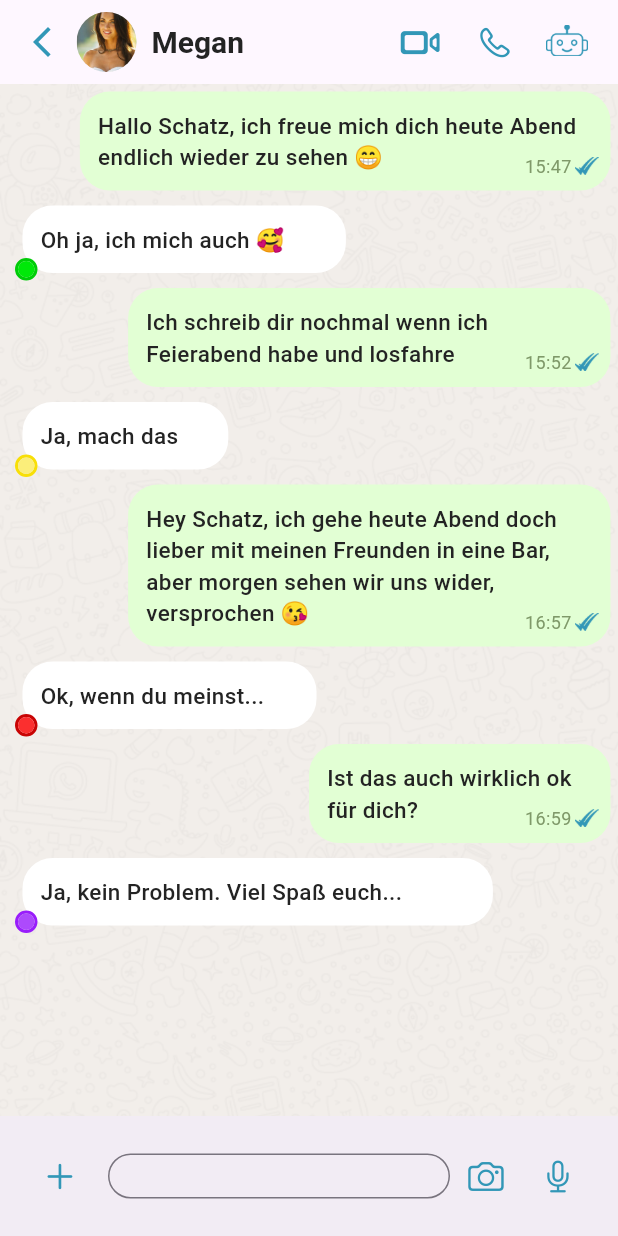
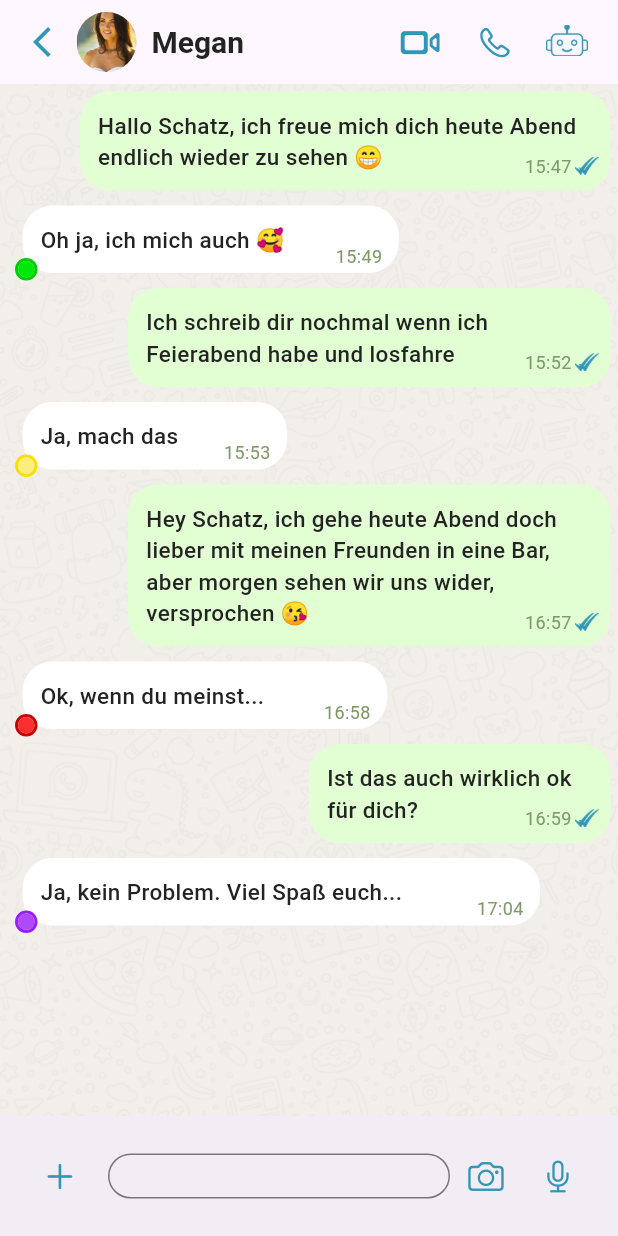
Before and after one commit to melmmarc/kibuddy, a Flutter app: the screen it shows after launch, after a tap on "Megan", on a phone screen of 412 x 824 dp. Run offline on Flutter 3.47's test engine with Material 3 defaults, Android fonts, the phone set to English and light mode, and no system bars.

Commit message:
added timestamps to white bubbles

```diff
--- a/kibuddy/lib/screens/chat.dart
+++ b/kibuddy/lib/screens/chat.dart
@@ -213,7 +213,7 @@ class _ChatPageState extends State<ChatPage> {
                             child: Padding(
                               padding: const EdgeInsets.all(5.0),
                               child: FractionallySizedBox(
-                                widthFactor: 0.55,
+                                widthFactor: 0.64,
                                 child: Container(
                                   decoration: const BoxDecoration(
                                     color: Colors.white,
@@ -237,6 +237,17 @@ class _ChatPageState extends State<ChatPage> {
                               ),
                             ),
                           ),
+                          const Positioned(
+                            bottom: 8,
+                            right: 16,
+                            child: Text(
+                              '15:49',
+                              style: TextStyle(
+                                color: Color(0xFF7f9969),
+                                fontSize: 12,
+                              ),
+                            ),
+                          ),
                           Positioned(
                             bottom: 0,
                             left: 10,
@@ -252,23 +263,21 @@ class _ChatPageState extends State<ChatPage> {
                                       width: 15,
                                       height: 15,
                                       decoration: BoxDecoration(
-                                        borderRadius: BorderRadius.circular(
-                                            8.5), // Half of the width/height to make it a circle
+                                        borderRadius:
+                                            BorderRadius.circular(8.5),
                                         border: Border.all(
-                                          color: const Color(
-                                              0xFF00CC08), // Border color 00CC08
-                                          width: 2, // Border width
+                                          color: const Color(0xFF00CC08),
+                                          width: 2,
                                         ),
                                       ),
                                       child: Container(
                                         decoration: const BoxDecoration(
-                                          color: Color(
-                                              0xFF00E809), // Change the color to 00E809
+                                          color: Color(0xFF00E809),
                                           shape: BoxShape.circle,
                                         ),
                                       ),
                                     )
-                                  : const SizedBox(), // if greenToggledOn is false, render an empty SizedBox
+                                  : const SizedBox(), // Render an empty SizedBox if greenToggledOn is false
                             ),
                           ),
                         ],
@@ -308,7 +317,7 @@ class _ChatPageState extends State<ChatPage> {
                                           width: MediaQuery.of(context)
                                                   .size
                                                   .width *
-                                              0.5, // Set the width
+                                              0.5,
                                           child: Container(
                                             decoration: const BoxDecoration(
                                               color: Color(0xFFD9D9D9),
@@ -413,7 +422,7 @@ class _ChatPageState extends State<ChatPage> {
                             child: Padding(
                               padding: const EdgeInsets.all(5.0),
                               child: FractionallySizedBox(
-                                widthFactor: 0.35,
+                                widthFactor: 0.45,
                                 child: Container(
                                   decoration: const BoxDecoration(
                                     color: Colors.white,
@@ -434,6 +443,17 @@ class _ChatPageState extends State<ChatPage> {
                                     ),
                                   ),
                                 ),
+                              ),
+                            ),
+                          ),
+                          const Positioned(
+                            bottom: 8,
+                            right: 16,
+                            child: Text(
+                              '15:53',
+                              style: TextStyle(
+                                color: Color(0xFF7f9969),
+                                fontSize: 12,
                               ),
                             ),
                           ),
@@ -611,7 +631,7 @@ class _ChatPageState extends State<ChatPage> {
                             child: Padding(
                               padding: const EdgeInsets.all(5.0),
                               child: FractionallySizedBox(
-                                widthFactor: 0.5,
+                                widthFactor: 0.62,
                                 child: Container(
                                   decoration: const BoxDecoration(
                                     color: Colors.white,
@@ -632,6 +652,17 @@ class _ChatPageState extends State<ChatPage> {
                                     ),
                                   ),
                                 ),
+                              ),
+                            ),
+                          ),
+                          const Positioned(
+                            bottom: 8,
+                            right: 16,
+                            child: Text(
+                              '16:58',
+                              style: TextStyle(
+                                color: Color(0xFF7f9969),
+                                fontSize: 12,
                               ),
                             ),
                           ),
@@ -809,7 +840,7 @@ class _ChatPageState extends State<ChatPage> {
                             child: Padding(
                               padding: const EdgeInsets.all(5.0),
                               child: FractionallySizedBox(
-                                widthFactor: 0.8,
+                                widthFactor: 0.88,
                                 child: Container(
                                   decoration: const BoxDecoration(
                                     color: Colors.white,
@@ -830,6 +861,17 @@ class _ChatPageState extends State<ChatPage> {
                                     ),
                                   ),
                                 ),
+                              ),
+                            ),
+                          ),
+                          const Positioned(
+                            bottom: 8,
+                            right: 16,
+                            child: Text(
+                              '17:04',
+                              style: TextStyle(
+                                color: Color(0xFF7f9969),
+                                fontSize: 12,
                               ),
                             ),
                           ),
```
